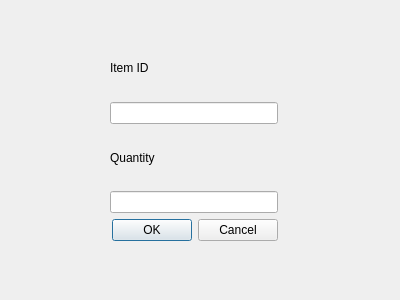
oracle-ryuu/SimpleSerums_radical_redo, file prescription.ui: the form before one commit.
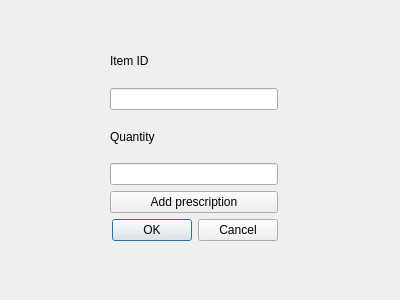
The form after the commit.

Commit message: added fucntionality for the following: increase and decrease existing stock within the add item button; admin priveleges that cann add, remove, and edit staff; prescribe multiple prescriptions. currently the admin functionality is buggy and will show the buttons to regular staff intermittently.

Diff of the .ui file:
```diff
--- a/prescription.ui
+++ b/prescription.ui
@@ -43,6 +43,13 @@
     <item>
      <widget class="QLineEdit" name="lineEdit_2"/>
     </item>
+    <item>
+     <widget class="QPushButton" name="pushButton">
+      <property name="text">
+       <string>Add prescription</string>
+      </property>
+     </widget>
+    </item>
     <item>
      <widget class="QDialogButtonBox" name="buttonBox">
       <property name="orientation">
```
The commit also changes 67 other files.
